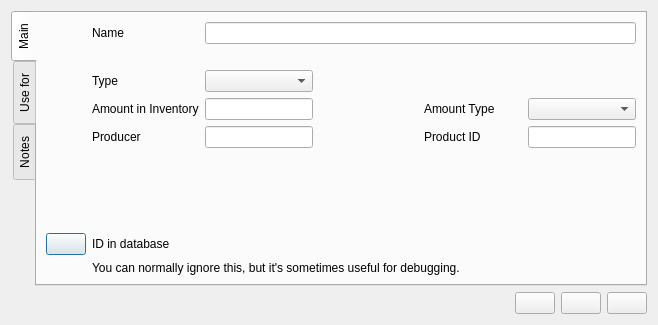
Qt form ui/miscEditor.ui (Brewtarget/brewtarget) before a commit.
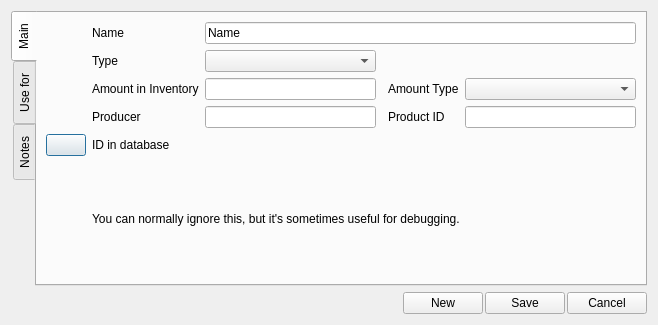
The same form after that commit. Icons and pictures are not drawn. Custom widgets are drawn as their Qt base class.

The edit to the form file:
```diff
--- a/ui/miscEditor.ui
+++ b/ui/miscEditor.ui
@@ -44,33 +44,18 @@
         </widget>
        </item>
        <item row="0" column="2" colspan="4">
-        <widget class="SmartLineEdit" name="lineEdit_name">
-         <property name="toolTip">
-          <string>Name</string>
+        <widget class="QLineEdit" name="lineEdit_name">
+         <property name="text">
+         <string>Name</string>
          </property>
         </widget>
        </item>
-       <item row="1" column="3">
-        <spacer name="horizontalSpacer">
-         <property name="orientation">
-          <enum>Qt::Horizontal</enum>
-         </property>
-         <property name="sizeHint" stdset="0">
-          <size>
-           <width>40</width>
-           <height>20</height>
-          </size>
-         </property>
-        </spacer>
-       </item>
+
        <item row="2" column="1">
         <widget class="QLabel" name="label_type">
          <property name="text">
           <string>Type</string>
          </property>
-         <property name="alignment">
-          <set>Qt::AlignLeading|Qt::AlignLeft|Qt::AlignVCenter</set>
-         </property>
          <property name="buddy">
           <cstring>comboBox_type</cstring>
          </property>
@@ -105,12 +90,6 @@
        </item>
        <item row="4" column="4">
         <widget class="QLabel" name="label_amountType">
-         <property name="sizePolicy">
-          <sizepolicy hsizetype="Expanding" vsizetype="Preferred">
-           <horstretch>0</horstretch>
-           <verstretch>0</verstretch>
-          </sizepolicy>
-         </property>
          <property name="toolTip">
           <string>Whether the amount is weight or volume</string>
          </property>
@@ -163,19 +142,7 @@
          </property>
         </widget>
        </item>
-       <item row="12" column="1">
-        <spacer name="verticalSpacer">
-         <property name="orientation">
-          <enum>Qt::Vertical</enum>
-         </property>
-         <property name="sizeHint" stdset="0">
-          <size>
-           <width>20</width>
-           <height>40</height>
-          </size>
-         </property>
-        </spacer>
-       </item>
+
        <item row="13" column="0">
         <widget class="InfoButton" name="infoButton_id"></widget>
        </item>
@@ -225,7 +192,10 @@
     </widget>
    </item>
    <item>
-    <layout class="QHBoxLayout" name="horizontalLayout_3">
+    <layout class="QHBoxLayout" name="horizontalLayout_Buttons">
+     <property name="spacing">
+      <number>2</number>
+     </property>
      <item>
       <spacer name="horizontalSpacer_2">
        <property name="orientation">
@@ -245,7 +215,7 @@
         <string>New misc</string>
        </property>
        <property name="text">
-        <string/>
+        <string>New</string>
        </property>
        <property name="icon">
         <iconset resource="../resources.qrc">
@@ -259,7 +229,7 @@
         <string>Save and close</string>
        </property>
        <property name="text">
-        <string/>
+        <string>Save</string>
        </property>
        <property name="icon">
         <iconset resource="../resources.qrc">
@@ -273,7 +243,7 @@
         <string>Discard and close</string>
        </property>
        <property name="text">
-        <string/>
+        <string>Cancel</string>
        </property>
        <property name="icon">
         <iconset resource="../resources.qrc">
```
Left out of the diff: 21 changed lines with no effect on the pictures.
